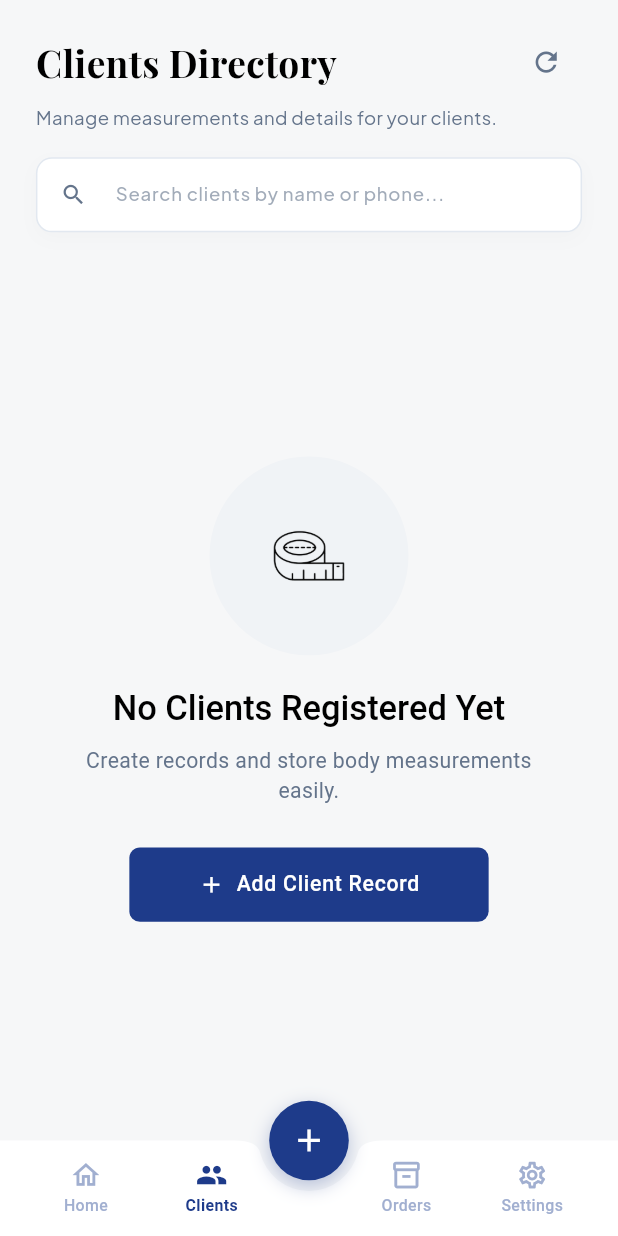
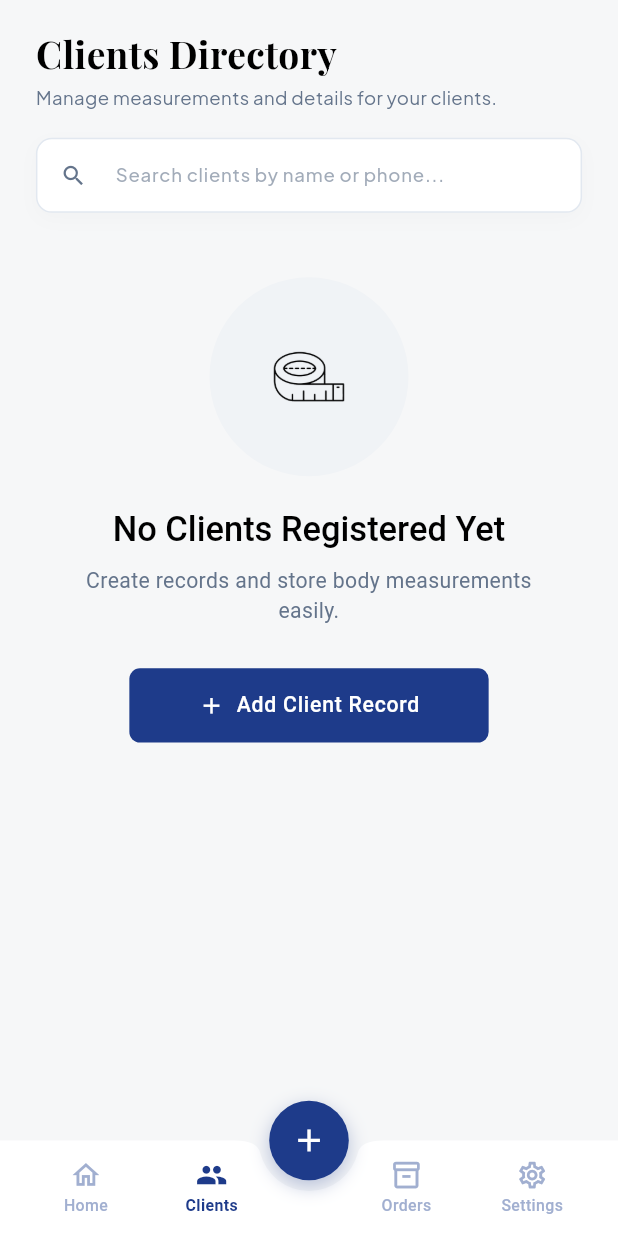
Before and after one commit to Shakirullah-builds/sewsafe-mobile, a Flutter app: the screen it shows once a user with an empty profile is signed in, item 2 of the bottom bar chosen, on a phone screen of 412 x 824 dp. Run offline on Flutter 3.47's test engine with Material 3 defaults, Android fonts, the phone set to English and light mode, and no system bars; our stand-ins replace flutter_dotenv, flutter_riverpod, flutter_screenutil, flutter_svg, go_router, google_fonts and 4 more; missing offline and left inert: open_mail; accounts and stored records are empty; generated files the repository leaves out were written again; network calls fail.

Commit message:
feat(customer_management): add pull-to-refresh and redesign gender badge in clients directory
- Replace manual refresh button in header with native RefreshIndicator wrapping the list states.
- Wrap empty states in scrollable ListView with AlwaysScrollableScrollPhysics to enable pull-to-refresh when no clients exist.
- Upgrade gender indicator on client cards to a beautifully styled, rounded badge with subtle background opacity.

```diff
--- a/lib/src/features/customer_management/presentation/screens/clients_screen.dart
+++ b/lib/src/features/customer_management/presentation/screens/clients_screen.dart
@@ -86,9 +86,6 @@ class _ClientsScreenState extends ConsumerState<ClientsScreen> {
             crossAxisAlignment: CrossAxisAlignment.start,
             children: [
               // 1. Header Section
-              Row(
-                mainAxisAlignment: MainAxisAlignment.spaceBetween,
-                children: [
               CustomText(
                 'Clients Directory',
                 style: GoogleFonts.playfairDisplay(
@@ -96,18 +93,6 @@ class _ClientsScreenState extends ConsumerState<ClientsScreen> {
                   fontWeight: FontWeight.bold,
                   color: AppColors.textSecondary,
                 ),
-                  ),
-                  IconButton(
-                    onPressed: () {
-                      ref.invalidate(clientsListProvider);
-                    },
-                    icon: Icon(
-                      Icons.refresh,
-                      color: AppColors.textBody,
-                      size: 24.r,
-                    ),
-                  ),
-                ],
               ),
               4.verticalSpace,
               CustomText(
@@ -178,10 +163,20 @@ class _ClientsScreenState extends ConsumerState<ClientsScreen> {
 
               // 3. Dynamic content: Loading, Error, Empty, or List state
               Expanded(
+                child: RefreshIndicator(
+                  color: AppColors.primary,
+                  onRefresh: () async {
+                    ref.invalidate(clientsListProvider);
+                  },
                   child: clientsAsyncValue.when(
                     data: (rawClients) {
                       if (rawClients.isEmpty) {
-                      return Center(
+                        return ListView(
+                          physics: const AlwaysScrollableScrollPhysics(),
+                          children: [
+                            SizedBox(
+                              height: 400.h,
+                              child: Center(
                                 child: CustomEmptyState(
                                   title: 'No Clients Registered Yet',
                                   subtitle:
@@ -206,11 +201,19 @@ class _ClientsScreenState extends ConsumerState<ClientsScreen> {
                                     context.pushNamed(AppRoute.addClient.name);
                                   },
                                 ),
+                              ),
+                            ),
+                          ],
                         );
                       }
 
                       if (filteredClients.isEmpty) {
-                      return Center(
+                        return ListView(
+                          physics: const AlwaysScrollableScrollPhysics(),
+                          children: [
+                            SizedBox(
+                              height: 400.h,
+                              child: Center(
                                 child: Column(
                                   mainAxisAlignment: MainAxisAlignment.center,
                                   children: [
@@ -238,11 +241,16 @@ class _ClientsScreenState extends ConsumerState<ClientsScreen> {
                                     ),
                                   ],
                                 ),
+                              ),
+                            ),
+                          ],
                         );
                       }
 
                       return ListView.separated(
-                      physics: const BouncingScrollPhysics(),
+                        physics: const AlwaysScrollableScrollPhysics(
+                          parent: BouncingScrollPhysics(),
+                        ),
                         itemCount: filteredClients.length,
                         separatorBuilder: (context, index) => 12.verticalSpace,
                         itemBuilder: (context, index) {
@@ -488,6 +496,7 @@ class _ClientsScreenState extends ConsumerState<ClientsScreen> {
                     ),
                   ),
                 ),
+              ),
             ],
           ),
         ),
```
Lines whose indentation alone changed are shown as unchanged.
